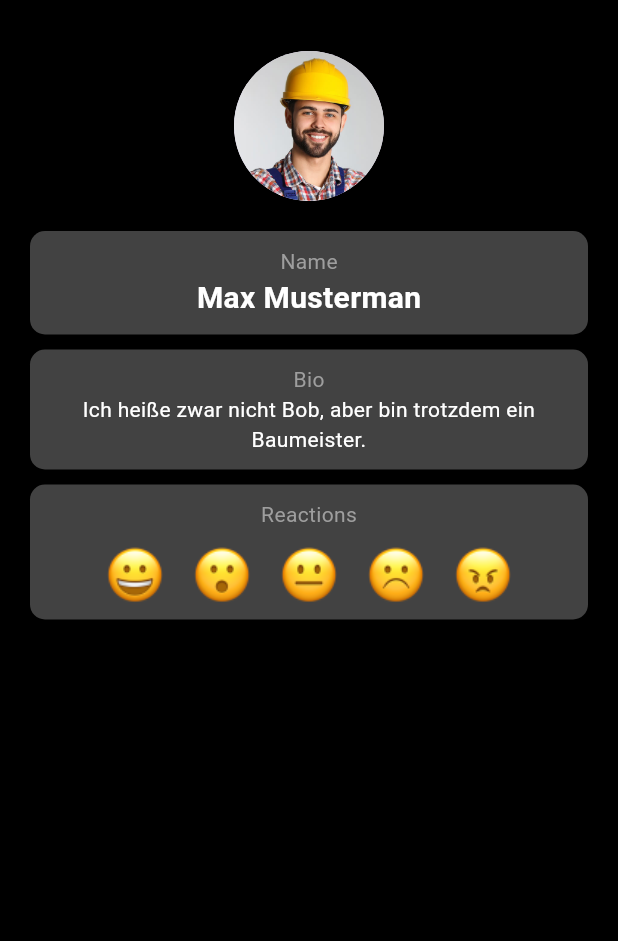
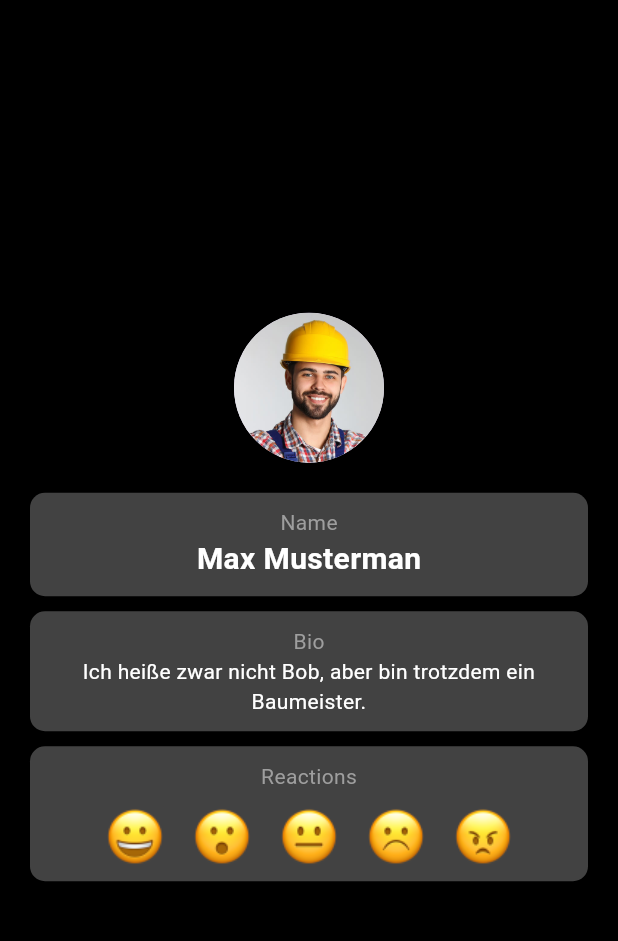
Before and after one commit to Emotion2Emoji-LMU-ACP-WS24-25/Frontend-Flutter, a Flutter app: the ProfilePage screen opened by its route, on a phone screen of 412 x 824 dp, the part 63-1004 px from its top. Run offline on Flutter 3.47's test engine with Material 3 defaults, Android fonts, the phone set to English and light mode, and no system bars; our stand-ins replace camera, flutter_dotenv, image_picker, share_plus.

Commit message:
centered content

```diff
--- a/beRealEmoji/lib/profile.dart
+++ b/beRealEmoji/lib/profile.dart
@@ -42,7 +42,9 @@ class _ProfilePageState extends State<ProfilePage> {
       ),
       body: Padding(
         padding: const EdgeInsets.all(20.0),
+        child: Center(
           child: Column(
+            mainAxisAlignment: MainAxisAlignment.center,
             crossAxisAlignment: CrossAxisAlignment.center,
             children: [
               const CircleAvatar(
@@ -156,6 +158,8 @@ class _ProfilePageState extends State<ProfilePage> {
             ],
           ),
         ),
+      ),
+
     );
   }
 }
```
Lines whose indentation alone changed are shown as unchanged.
